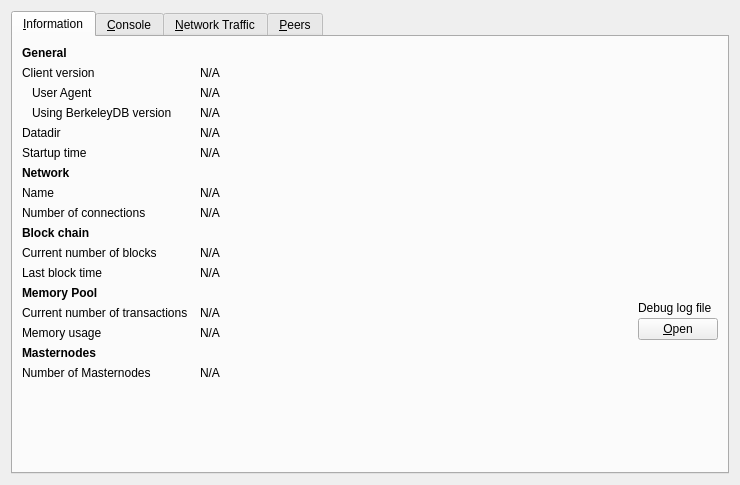
Before: the Qt Designer form src/qt/forms/debugwindow.ui in barrystyle/vestx, drawn with Qt 5.
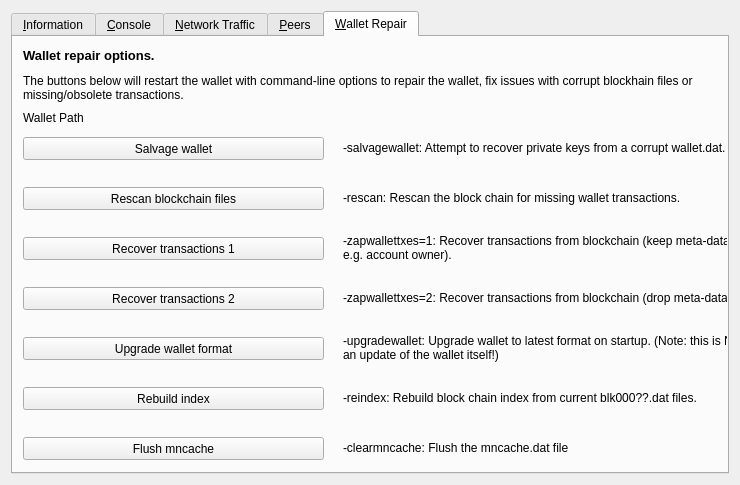
After: the same form once the commit is applied. The open tabs and pages were chosen to show the change. Icons and pictures are not drawn. Custom widgets are drawn as their Qt base class.

Commit message: repaired wallet recovery features

What changed in the file:
```diff
--- a/src/qt/forms/debugwindow.ui
+++ b/src/qt/forms/debugwindow.ui
@@ -1461,6 +1461,302 @@
        </item>
       </layout>
      </widget>
+     <widget class="QWidget" name="tab_repair">
+      <attribute name="title">
+       <string>&amp;Wallet Repair</string>
+      </attribute>
+      <widget class="QPushButton" name="btn_salvagewallet">
+       <property name="geometry">
+        <rect>
+         <x>10</x>
+         <y>100</y>
+         <width>301</width>
+         <height>23</height>
+        </rect>
+       </property>
+       <property name="minimumSize">
+        <size>
+         <width>180</width>
+         <height>23</height>
+        </size>
+       </property>
+       <property name="text">
+        <string>Salvage wallet</string>
+       </property>
+      </widget>
+      <widget class="QPushButton" name="btn_rescan">
+       <property name="geometry">
+        <rect>
+         <x>10</x>
+         <y>150</y>
+         <width>301</width>
+         <height>23</height>
+        </rect>
+       </property>
+       <property name="minimumSize">
+        <size>
+         <width>180</width>
+         <height>23</height>
+        </size>
+       </property>
+       <property name="text">
+        <string>Rescan blockchain files</string>
+       </property>
+      </widget>
+      <widget class="QPushButton" name="btn_zapwallettxes1">
+       <property name="geometry">
+        <rect>
+         <x>10</x>
+         <y>200</y>
+         <width>301</width>
+         <height>23</height>
+        </rect>
+       </property>
+       <property name="minimumSize">
+        <size>
+         <width>180</width>
+         <height>23</height>
+        </size>
+       </property>
+       <property name="text">
+        <string>Recover transactions 1</string>
+       </property>
+      </widget>
+      <widget class="QPushButton" name="btn_zapwallettxes2">
+       <property name="geometry">
+        <rect>
+         <x>10</x>
+         <y>250</y>
+         <width>301</width>
+         <height>23</height>
+        </rect>
+       </property>
+       <property name="minimumSize">
+        <size>
+         <width>180</width>
+         <height>23</height>
+        </size>
+       </property>
+       <property name="text">
+        <string>Recover transactions 2</string>
+       </property>
+      </widget>
+      <widget class="QPushButton" name="btn_upgradewallet">
+       <property name="geometry">
+        <rect>
+         <x>10</x>
+         <y>300</y>
+         <width>301</width>
+         <height>23</height>
+        </rect>
+       </property>
+       <property name="minimumSize">
+        <size>
+         <width>180</width>
+         <height>23</height>
+        </size>
+       </property>
+       <property name="text">
+        <string>Upgrade wallet format</string>
+       </property>
+      </widget>
+      <widget class="QLabel" name="label_repair_helptext">
+       <property name="geometry">
+        <rect>
+         <x>10</x>
+         <y>30</y>
+         <width>711</width>
+         <height>41</height>
+        </rect>
+       </property>
+       <property name="font">
+        <font>
+         <weight>50</weight>
+         <bold>false</bold>
+        </font>
+       </property>
+       <property name="text">
+        <string>The buttons below will restart the wallet with command-line options to repair the wallet, fix issues with corrupt blockhain files or missing/obsolete transactions.</string>
+       </property>
+       <property name="wordWrap">
+        <bool>true</bool>
+       </property>
+      </widget>
+      <widget class="QLabel" name="label_repair_salvage">
+       <property name="geometry">
+        <rect>
+         <x>330</x>
+         <y>90</y>
+         <width>411</width>
+         <height>41</height>
+        </rect>
+       </property>
+       <property name="text">
+        <string>-salvagewallet: Attempt to recover private keys from a corrupt wallet.dat.</string>
+       </property>
+       <property name="wordWrap">
+        <bool>true</bool>
+       </property>
+      </widget>
+      <widget class="QLabel" name="label_repair_rescan">
+       <property name="geometry">
+        <rect>
+         <x>330</x>
+         <y>140</y>
+         <width>411</width>
+         <height>41</height>
+        </rect>
+       </property>
+       <property name="text">
+        <string>-rescan: Rescan the block chain for missing wallet transactions.</string>
+       </property>
+       <property name="wordWrap">
+        <bool>true</bool>
+       </property>
+      </widget>
+      <widget class="QLabel" name="label_repair_zap1">
+       <property name="geometry">
+        <rect>
+         <x>330</x>
+         <y>190</y>
+         <width>411</width>
+         <height>41</height>
+        </rect>
+       </property>
+       <property name="text">
+        <string>-zapwallettxes=1: Recover transactions from blockchain (keep meta-data, e.g. account owner).</string>
+       </property>
+       <property name="wordWrap">
+        <bool>true</bool>
+       </property>
+      </widget>
+      <widget class="QLabel" name="label_repair_zap2">
+       <property name="geometry">
+        <rect>
+         <x>330</x>
+         <y>240</y>
+         <width>411</width>
+         <height>41</height>
+        </rect>
+       </property>
+       <property name="text">
+        <string>-zapwallettxes=2: Recover transactions from blockchain (drop meta-data).</string>
+       </property>
+       <property name="wordWrap">
+        <bool>true</bool>
+       </property>
+      </widget>
+      <widget class="QLabel" name="label_repair_upgrade">
+       <property name="geometry">
+        <rect>
+         <x>330</x>
+         <y>290</y>
+         <width>411</width>
+         <height>41</height>
+        </rect>
+       </property>
+       <property name="text">
+        <string>-upgradewallet: Upgrade wallet to latest format on startup. (Note: this is NOT an update of the wallet itself!)</string>
+       </property>
+       <property name="wordWrap">
+        <bool>true</bool>
+       </property>
+      </widget>
+      <widget class="QLabel" name="label_repair_header">
+       <property name="geometry">
+        <rect>
+         <x>10</x>
+         <y>10</y>
+         <width>711</width>
+         <height>16</height>
+        </rect>
+       </property>
+       <property name="font">
+        <font>
+         <pointsize>10</pointsize>
+         <weight>75</weight>
+         <bold>true</bold>
+        </font>
+       </property>
+       <property name="text">
+        <string>Wallet repair options.</string>
+       </property>
+       <property name="wordWrap">
+        <bool>true</bool>
+       </property>
+      </widget>
+      <widget class="QPushButton" name="btn_reindex">
+       <property name="geometry">
+        <rect>
+         <x>10</x>
+         <y>350</y>
+         <width>301</width>
+         <height>23</height>
+        </rect>
+       </property>
+       <property name="text">
+        <string>Rebuild index</string>
+       </property>
+      </widget>
+      <widget class="QLabel" name="label_repair_reindex">
+       <property name="geometry">
+        <rect>
+         <x>330</x>
+         <y>340</y>
+         <width>411</width>
+         <height>41</height>
+        </rect>
+       </property>
+       <property name="text">
+        <string>-reindex: Rebuild block chain index from current blk000??.dat files.</string>
+       </property>
+       <property name="wordWrap">
+        <bool>true</bool>
+       </property>
+      </widget>
+      <widget class="QLabel" name="wallet_path">
+       <property name="geometry">
+        <rect>
+         <x>10</x>
+         <y>70</y>
+         <width>731</width>
+         <height>21</height>
+        </rect>
+       </property>
+       <property name="text">
+        <string>Wallet Path</string>
+       </property>
+      </widget>
+      <widget class="QPushButton" name="btn_flashmncache">
+       <property name="geometry">
+        <rect>
+         <x>10</x>
+         <y>400</y>
+         <width>301</width>
+         <height>23</height>
+        </rect>
+       </property>
+       <property name="text">
+        <string>Flush mncache</string>
+       </property>
+      </widget>
+      <widget class="QLabel" name="label_flush_mncache">
+       <property name="geometry">
+        <rect>
+         <x>330</x>
+         <y>390</y>
+         <width>411</width>
+         <height>41</height>
+        </rect>
+       </property>
+       <property name="text">
+        <string>-clearmncache: Flush the mncache.dat file </string>
+       </property>
+       <property name="wordWrap">
+        <bool>true</bool>
+       </property>
+      </widget>
+     </widget>
     </widget>
    </item>
   </layout>
```
The commit also changes 4 other files.
